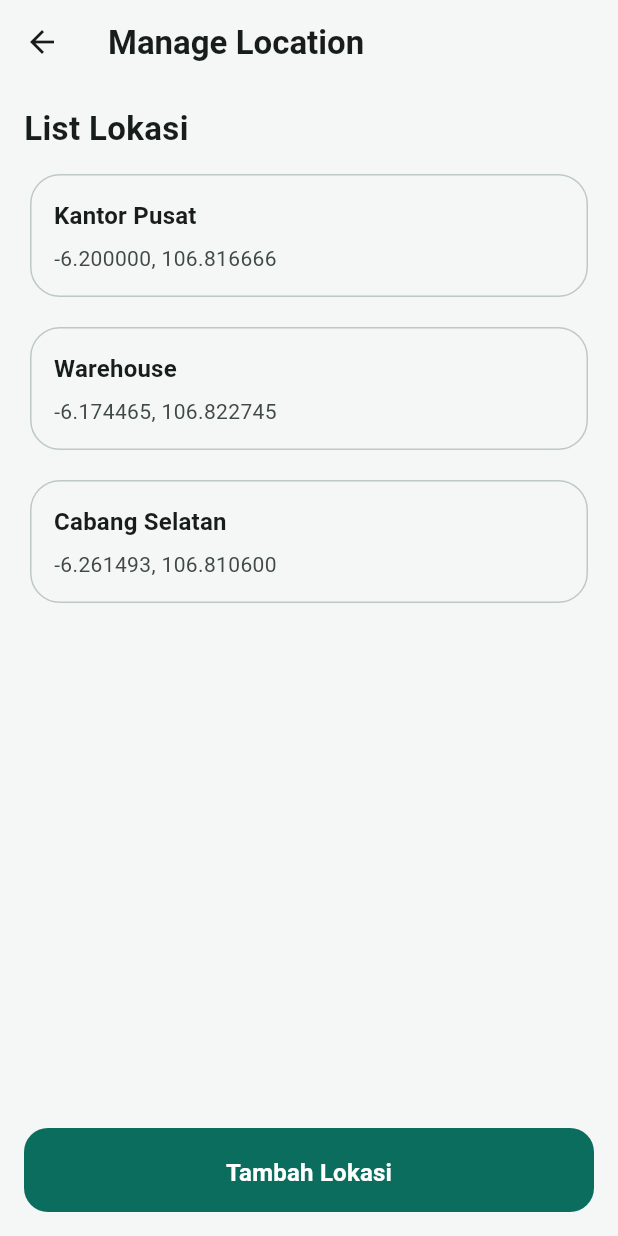
After one commit to alifmaulanarizqi/absensi-geo, a Flutter app: the screen it shows after launch, after a tap on "Manage Location", on a phone screen of 412 x 824 dp. The commit adds this screen. Run offline on Flutter 3.47's test engine with Material 3 defaults, Android fonts, the phone set to English and light mode, and no system bars; our stand-ins replace floor, permission_handler, sqflite; accounts and stored records are empty; generated files the repository leaves out were written again.

Commit message:
feat: add screen for manage location and manage attendance

```diff
--- /dev/null
+++ b/lib/core/navigation/app_router.dart
@@ -0,0 +1,46 @@
+import 'package:absensigeo/features/attendance/presentation/pages/manage_attendance_page.dart';
+import 'package:absensigeo/features/location/presentation/pages/manage_location_page.dart';
+import 'package:flutter/material.dart';
+
+abstract final class AppRoutes {
+  static const String manageLocation = '/manage-location';
+  static const String manageAttendance = '/manage-attendance';
+}
+
+abstract final class AppRouter {
+  static Route<dynamic> onGenerateRoute(RouteSettings settings) {
+    switch (settings.name) {
+      case AppRoutes.manageLocation:
+        return MaterialPageRoute<void>(
+          builder: (_) => const ManageLocationPage(),
+          settings: settings,
+        );
+      case AppRoutes.manageAttendance:
+        return MaterialPageRoute<void>(
+          builder: (_) => const ManageAttendancePage(),
+          settings: settings,
+        );
+      default:
+        return MaterialPageRoute<void>(
+          builder: (_) => const _UnknownRoutePage(),
+          settings: settings,
+        );
+    }
+  }
+}
+
+class _UnknownRoutePage extends StatelessWidget {
+  const _UnknownRoutePage();
+
+  @override
+  Widget build(BuildContext context) {
+    return Scaffold(
+      appBar: AppBar(
+        title: const Text('Page Not Found'),
+      ),
+      body: const Center(
+        child: Text('Page Not Found'),
+      ),
+    );
+  }
+}
--- /dev/null
+++ b/lib/core/services/location_permission_service.dart
@@ -0,0 +1,35 @@
+import 'package:permission_handler/permission_handler.dart';
+
+enum LocationPermissionResult {
+  granted,
+  denied,
+  permanentlyDenied,
+}
+
+class LocationPermissionService {
+  const LocationPermissionService();
+
+  Future<LocationPermissionResult> requestLocationPermission() async {
+    final status = await Permission.location.status;
+
+    if (status.isGranted) {
+      return LocationPermissionResult.granted;
+    }
+
+    final requestResult = await Permission.location.request();
+
+    if (requestResult.isGranted) {
+      return LocationPermissionResult.granted;
+    }
+
+    if (requestResult.isPermanentlyDenied) {
+      return LocationPermissionResult.permanentlyDenied;
+    }
+
+    return LocationPermissionResult.denied;
+  }
+
+  Future<bool> openSettings() {
+    return openAppSettings();
+  }
+}
--- /dev/null
+++ b/lib/features/location/presentation/pages/manage_location_page.dart
@@ -0,0 +1,116 @@
+import 'package:absensigeo/core/theme/app_color_scheme.dart';
+import 'package:absensigeo/core/theme/app_typography.dart';
+import 'package:flutter/material.dart';
+
+class ManageLocationPage extends StatelessWidget {
+  const ManageLocationPage({super.key});
+
+  @override
+  Widget build(BuildContext context) {
+    final colorScheme = AppColorScheme.light;
+    final textTheme = AppTypography.textTheme;
+
+    return Scaffold(
+      appBar: AppBar(
+        title: const Text('Manage Location'),
+      ),
+      body: SafeArea(
+        child: Padding(
+          padding: const EdgeInsets.all(16),
+          child: Column(
+            crossAxisAlignment: CrossAxisAlignment.stretch,
+            children: [
+              Text(
+                'List Lokasi',
+                style: textTheme.titleLarge?.copyWith(
+                  color: colorScheme.onSurface,
+                ),
+              ),
+              const SizedBox(height: 12),
+              Expanded(
+                child: ListView.separated(
+                  itemCount: _locationItems.length,
+                  separatorBuilder: (_, __) => const SizedBox(height: 12),
+                  itemBuilder: (context, index) {
+                    final location = _locationItems[index];
+
+                    return Card(
+                      color: colorScheme.surface,
+                      elevation: 0,
+                      shape: RoundedRectangleBorder(
+                        borderRadius: BorderRadius.circular(20),
+                        side: BorderSide(
+                          color: colorScheme.outlineVariant,
+                        ),
+                      ),
+                      child: Padding(
+                        padding: const EdgeInsets.all(16),
+                        child: Column(
+                          crossAxisAlignment: CrossAxisAlignment.start,
+                          children: [
+                            Text(
+                              location.name,
+                              style: textTheme.titleMedium?.copyWith(
+                                color: colorScheme.onSurface,
+                              ),
+                            ),
+                            const SizedBox(height: 6),
+                            Text(
+                              location.coordinate,
+                              style: textTheme.bodyMedium?.copyWith(
+                                color: colorScheme.onSurfaceVariant,
+                              ),
+                            ),
+                          ],
+                        ),
+                      ),
+                    );
+                  },
+                ),
+              ),
+              const SizedBox(height: 16),
+              FilledButton(
+                onPressed: () {},
+                style: FilledButton.styleFrom(
+                  padding: const EdgeInsets.symmetric(vertical: 16),
+                  backgroundColor: colorScheme.primary,
+                  foregroundColor: colorScheme.onPrimary,
+                  shape: RoundedRectangleBorder(
+                    borderRadius: BorderRadius.circular(16),
+                  ),
+                  textStyle: textTheme.titleMedium,
+                ),
+                child: const Text('Tambah Lokasi'),
+              ),
+            ],
+          ),
+        ),
+      ),
+    );
+  }
+}
+
+class _LocationItem {
+  const _LocationItem({
+    required this.name,
+    required this.coordinate,
+  });
+
+  final String name;
+  final String coordinate;
+}
+
+const List<_LocationItem> _locationItems = [
+  _LocationItem(
+    name: 'Kantor Pusat',
+    coordinate: '-6.200000, 106.816666',
+  ),
+  _LocationItem(
+    name: 'Warehouse',
+    coordinate: '-6.174465, 106.822745',
+  ),
+  _LocationItem(
+    name: 'Cabang Selatan',
+    coordinate: '-6.261493, 106.810600',
+  ),
+];
--- a/lib/main.dart
+++ b/lib/main.dart
@@ -1,5 +1,7 @@
 import 'package:absensigeo/core/theme/app_color_scheme.dart';
 import 'package:absensigeo/core/theme/app_typography.dart';
+import 'package:absensigeo/core/navigation/app_router.dart';
+import 'package:absensigeo/core/services/location_permission_service.dart';
 import 'package:absensigeo/shared/widgets/home_action_card.dart';
 import 'package:flutter/material.dart';
 
@@ -30,13 +32,74 @@ class AbsensiGeoApp extends StatelessWidget {
         ),
         useMaterial3: true,
       ),
+      onGenerateRoute: AppRouter.onGenerateRoute,
       home: const ProjectBootstrapPage(),
     );
   }
 }
 
-class ProjectBootstrapPage extends StatelessWidget {
+class ProjectBootstrapPage extends StatefulWidget {
   const ProjectBootstrapPage({super.key});
+
+  @override
+  State<ProjectBootstrapPage> createState() => _ProjectBootstrapPageState();
+}
+
+class _ProjectBootstrapPageState extends State<ProjectBootstrapPage> {
+  final LocationPermissionService _locationPermissionService =
+      const LocationPermissionService();
+
+  @override
+  void initState() {
+    super.initState();
+    WidgetsBinding.instance.addPostFrameCallback((_) {
+      _requestLocationPermission();
+    });
+  }
+
+  Future<void> _requestLocationPermission() async {
+    final result = await _locationPermissionService.requestLocationPermission();
+
+    if (!mounted || result == LocationPermissionResult.granted) {
+      return;
+    }
+
+    if (result == LocationPermissionResult.permanentlyDenied) {
+      await showDialog<void>(
+        context: context,
+        builder: (context) {
+          return AlertDialog(
+            title: const Text('Location Permission'),
+            content: const Text(
+              'Izin lokasi ditolak permanen. Buka pengaturan untuk mengaktifkannya.',
+            ),
+            actions: [
+              TextButton(
+                onPressed: () {
+                  Navigator.of(context).pop();
+                },
+                child: const Text('Nanti'),
+              ),
+              FilledButton(
+                onPressed: () async {
+                  Navigator.of(context).pop();
+                  await _locationPermissionService.openSettings();
+                },
+                child: const Text('Buka Pengaturan'),
+              ),
+            ],
+          );
+        },
+      );
+      return;
+    }
+
+    ScaffoldMessenger.of(context).showSnackBar(
+      const SnackBar(
+        content: Text('Izin lokasi dibutuhkan untuk fitur absensi.'),
+      ),
+    );
+  }
 
   @override
   Widget build(BuildContext context) {
@@ -51,14 +114,20 @@ class ProjectBootstrapPage extends StatelessWidget {
             alignment: WrapAlignment.center,
             spacing: 16,
             runSpacing: 16,
-            children: const [
+            children: [
               HomeActionCard(
                 icon: Icons.place_outlined,
                 title: 'Manage Location',
+                onTap: () {
+                  Navigator.of(context).pushNamed(AppRoutes.manageLocation);
+                },
               ),
               HomeActionCard(
                 icon: Icons.fact_check_outlined,
                 title: 'Manage Attendance',
+                onTap: () {
+                  Navigator.of(context).pushNamed(AppRoutes.manageAttendance);
+                },
               ),
             ],
           ),
```
Also changed, not shown: lib/features/attendance/presentation/pages/manage_attendance_page.dart (added, +142 -0 lines), 1 other file.
